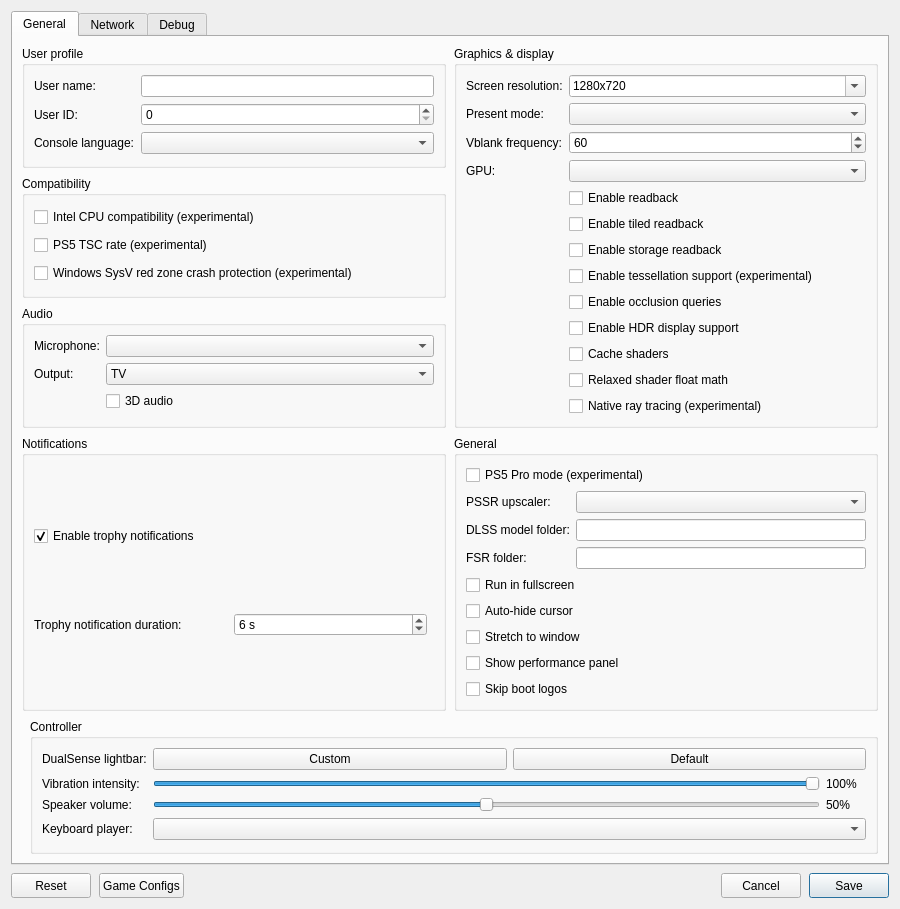
Above: src/launcher/forms/configuration_edit_dialog.ui from KytyPS5/KytyPS5 before the change. Below: the same form after it.
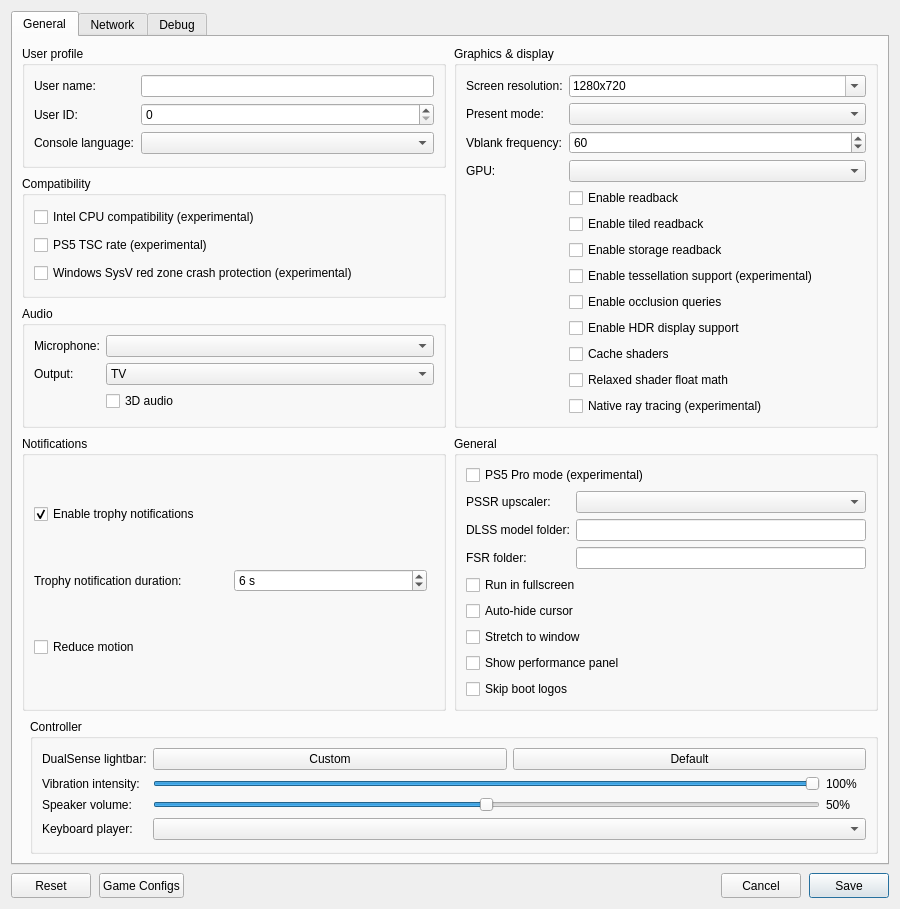
That is the form after the change. Custom widgets are drawn as their Qt base class.

```diff
--- a/src/launcher/forms/configuration_edit_dialog.ui
+++ b/src/launcher/forms/configuration_edit_dialog.ui
@@ -273,6 +273,12 @@
               </item>
              </layout>
             </item>
+            <item>
+             <widget class="QCheckBox" name="checkBox_reduced_motion">
+              <property name="toolTip"><string>Show notifications in place instead of sliding in from the right, and shorten their fades. Applies to trophy unlocks and system notices such as a controller connecting.</string></property>
+              <property name="text"><string>Reduce motion</string></property>
+             </widget>
+            </item>
            </layout>
           </widget>
          </item>
```
